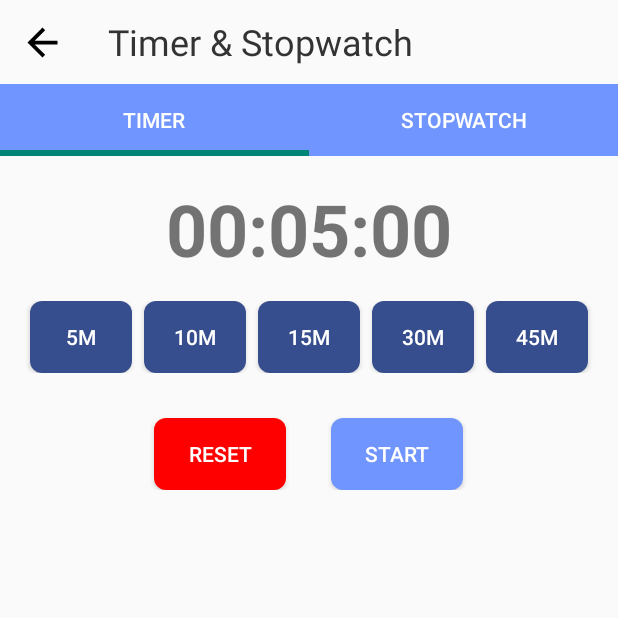
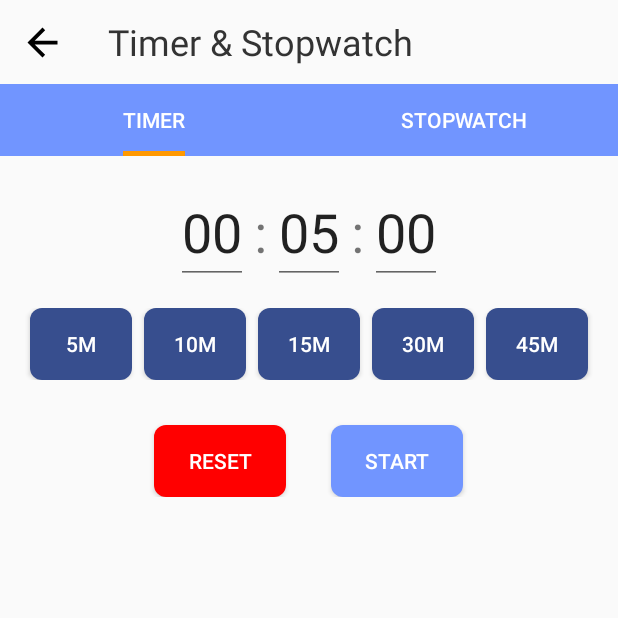
Before and after one commit to nguyentuann/SimpleAlarmAndroid, an Android app built with Jetpack Compose: the fragment TimerStopWatchFragment placed in its activity, on a phone screen of 412 x 824 dp, the top half of it. Run offline under Robolectric (Android 15) with nearby library versions, the light colour scheme and no system bars; our stand-ins replace Dagger/Hilt's generated code; 1 statement that could not run was skipped.

Commit message:
feat: Enhance Timer UI and functionality
This commit introduces significant improvements to the Timer screen:

- **Timer Input:** Replaced the static timer display `TextView` with `EditText` fields for hours, minutes, and seconds, allowing users to manually set the timer duration.
- **Timer Logic:**
    - Implemented `updateTimeFromInput()` to read values from the new `EditText` fields when starting the timer.
    - Modified `updateTimerText()` to correctly display the time in the new `EditText` fields, ensuring hours are only shown if greater than zero.
- **UI Adjustments:**
    - Updated `fragment_timer.xml` to accommodate the new input fields and adjusted layout constraints.
    - In `fragment_timer_stop_watch.xml`, changed the `TabLayout` indicator from a drawable to a solid color (`@color/orange`) with a specific height and disabled full width.
- **Lifecycle:** Moved UI initialization logic from `onCreateView` to `onViewCreated` in `TimerFragment.kt` for better practice.

```diff
--- a/app/src/main/java/vn/tutorial/simplealarmandroid/presentation/fragment/TimerFragment.kt
+++ b/app/src/main/java/vn/tutorial/simplealarmandroid/presentation/fragment/TimerFragment.kt
@@ -8,8 +8,8 @@ import android.view.View
 import android.view.ViewGroup
 import androidx.core.content.ContextCompat
 import androidx.fragment.app.Fragment
+import vn.tutorial.simplealarmandroid.R
 import vn.tutorial.simplealarmandroid.databinding.FragmentTimerBinding
-import vn.tutorial.simplealarmandroid.R
 
 class TimerFragment : Fragment() {
 
@@ -25,7 +25,11 @@ class TimerFragment : Fragment() {
         savedInstanceState: Bundle?
     ): View {
         _binding = FragmentTimerBinding.inflate(inflater, container, false)
-        val view = binding.root
+        return binding.root
+    }
+
+    override fun onViewCreated(view: View, savedInstanceState: Bundle?) {
+        super.onViewCreated(view, savedInstanceState)
 
         updateTimerText(timerMillis)
         updateResetButtonState()
@@ -50,6 +54,7 @@ class TimerFragment : Fragment() {
             if (isRunning) {
                 pauseTimer()
             } else {
+                updateTimeFromInput()
                 startTimer()
             }
             updateResetButtonState()
@@ -64,8 +69,6 @@ class TimerFragment : Fragment() {
             updateResetButtonState()
         }
 
-
-        return view
     }
 
     private fun startTimer() {
@@ -99,20 +102,38 @@ class TimerFragment : Fragment() {
         val hours = millis / 1000 / 3600
         val minutes = (millis / 1000 % 3600) / 60
         val seconds = millis / 1000 % 60
-        binding.tvTimer.text = String.format("%02d:%02d:%02d", hours, minutes, seconds)
+
+        // Giờ: chỉ hiển thị khi > 0, còn lại để trống
+        if (hours > 0) {
+            binding.etHours.setText(String.format("%02d", hours))
+        } else {
+            binding.etHours.setText("00")
+        }
+
+        // Luôn hiển thị phút và giây
+        binding.etMinutes.setText(String.format("%02d", minutes))
+        binding.etSeconds.setText(String.format("%02d", seconds))
     }
-
 
     private fun updateResetButtonState() {
         if (isRunning) {
             binding.btnResetTimer.isEnabled = false
-            binding.btnResetTimer.backgroundTintList = ColorStateList.valueOf(ContextCompat.getColor(requireContext(), R.color.dark_grey))
+            binding.btnResetTimer.backgroundTintList =
+                ColorStateList.valueOf(ContextCompat.getColor(requireContext(), R.color.dark_grey))
         } else {
             binding.btnResetTimer.isEnabled = true
-            binding.btnResetTimer.backgroundTintList = ColorStateList.valueOf(ContextCompat.getColor(requireContext(), R.color.red))
+            binding.btnResetTimer.backgroundTintList =
+                ColorStateList.valueOf(ContextCompat.getColor(requireContext(), R.color.red))
         }
     }
 
+    private fun updateTimeFromInput() {
+        val hours = binding.etHours.text.toString().toIntOrNull() ?: 0
+        val minutes = binding.etMinutes.text.toString().toIntOrNull() ?: 0
+        val seconds = binding.etSeconds.text.toString().toIntOrNull() ?: 0
+
+        timerMillis = (hours * 3600 + minutes * 60 + seconds) * 1000L
+    }
 
     override fun onDestroyView() {
         super.onDestroyView()
--- a/app/src/main/res/layout/fragment_timer.xml
+++ b/app/src/main/res/layout/fragment_timer.xml
@@ -6,13 +6,63 @@
     android:padding="16dp">
 
     <!-- Timer display -->
-    <TextView
-        android:id="@+id/tvTimer"
-        android:layout_width="wrap_content"
+    <LinearLayout
+        android:layout_width="match_parent"
         android:layout_height="wrap_content"
-        android:text="00:05:00"
-        android:textSize="48sp"
-        android:textStyle="bold" />
+        android:gravity="center"
+        android:orientation="horizontal">
+
+        <EditText
+            android:id="@+id/et_hours"
+            android:layout_width="wrap_content"
+            android:layout_height="wrap_content"
+            android:autofillHints=""
+            android:gravity="center"
+            android:hint="00"
+            android:imeOptions="actionNext"
+            android:inputType="number"
+            android:maxLength="2"
+            android:textSize="36sp" />
+
+        <TextView
+            android:layout_width="wrap_content"
+            android:layout_height="wrap_content"
+            android:paddingHorizontal="4dp"
+            android:text=":"
+            android:textSize="36sp" />
+
+        <EditText
+            android:id="@+id/et_minutes"
+            android:layout_width="wrap_content"
+            android:layout_height="wrap_content"
+            android:autofillHints=""
+            android:gravity="center"
+            android:hint="00"
+            android:imeOptions="actionNext"
+            android:inputType="number"
+            android:maxLength="2"
+            android:textSize="36sp" />
+
+        <TextView
+            android:layout_width="wrap_content"
+            android:layout_height="wrap_content"
+            android:paddingHorizontal="4dp"
+            android:text=":"
+            android:textSize="36sp" />
+
+        <EditText
+            android:id="@+id/et_seconds"
+            android:layout_width="wrap_content"
+            android:layout_height="wrap_content"
+            android:autofillHints=""
+            android:gravity="center"
+            android:hint="00"
+            android:imeOptions="actionNext"
+            android:inputType="number"
+            android:maxLength="2"
+            android:textSize="36sp" />
+
+    </LinearLayout>
 
     <!-- Quick buttons -->
     <LinearLayout
@@ -50,9 +100,8 @@
 
     <LinearLayout
         android:layout_width="match_parent"
-        android:layout_height="wrap_content"
-        android:gravity="center_horizontal"
-        >
+        android:layout_height="match_parent"
+        android:gravity="center_horizontal">
 
         <Button
             android:id="@+id/btn_reset_timer"
@@ -61,20 +110,19 @@
             android:layout_marginTop="30dp"
             android:background="@drawable/btn_border"
             android:backgroundTint="@color/red"
-            android:textColor="@color/white"
-            android:text="@string/reset" />
+            android:text="@string/reset"
+            android:textColor="@color/white" />
 
 
         <Button
             android:id="@+id/btn_start_timer"
-            android:layout_marginStart="30dp"
             android:layout_width="wrap_content"
             android:layout_height="wrap_content"
+            android:layout_marginStart="30dp"
             android:layout_marginTop="30dp"
             android:background="@drawable/btn_border"
-            android:textColor="@color/white"
-            android:text="@string/start" />
-
+            android:text="@string/start"
+            android:textColor="@color/white" />
 
 
     </LinearLayout>
--- a/app/src/main/res/layout/fragment_timer_stop_watch.xml
+++ b/app/src/main/res/layout/fragment_timer_stop_watch.xml
@@ -28,7 +28,9 @@
         app:tabTextColor="@color/white"
         android:layout_width="match_parent"
         android:layout_height="wrap_content"
-        app:tabIndicator="@drawable/tab_indicator"
+        app:tabIndicatorColor="@color/orange"
+        app:tabIndicatorFullWidth="false"
+        app:tabIndicatorHeight="3dp"
         >
 
     </com.google.android.material.tabs.TabLayout>
```
